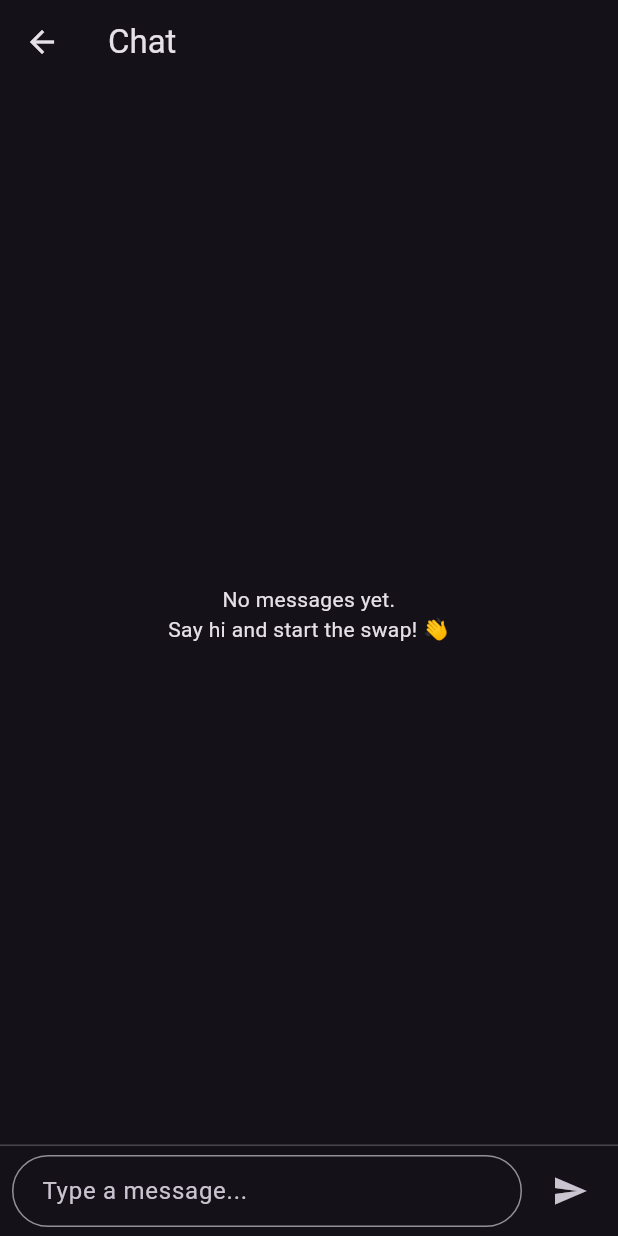
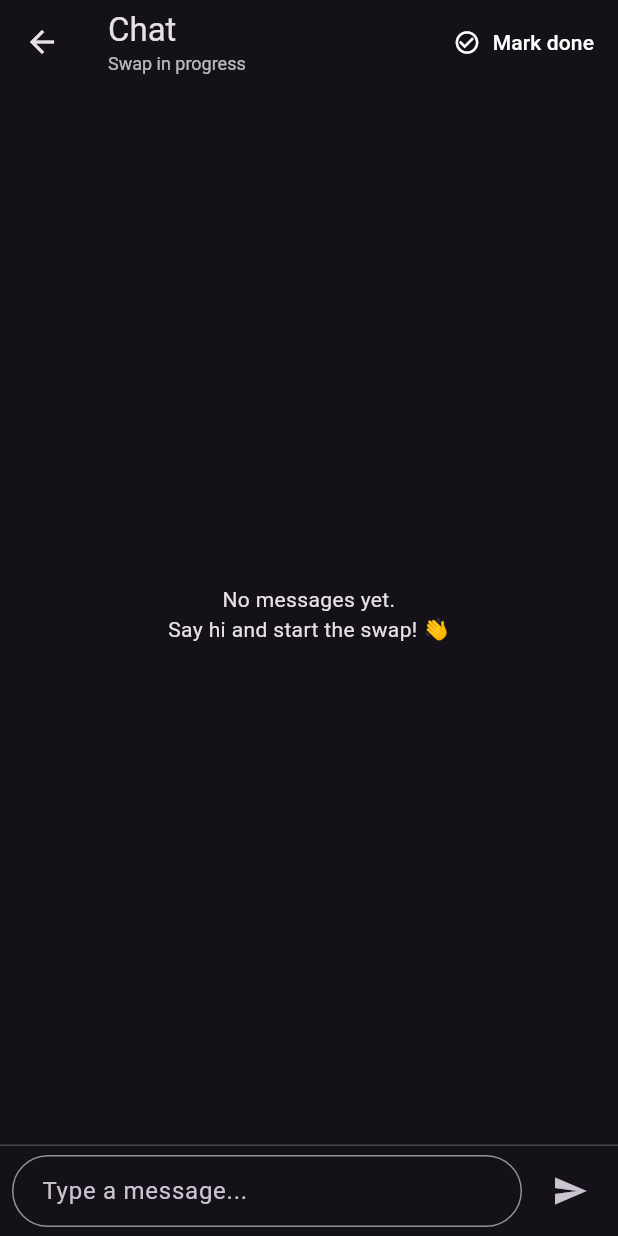
Before and after one commit to muhammedp07/gr07-skillswap-fall-2025, a Flutter app: the ChatScreen screen opened directly with empty values, on a phone screen of 412 x 824 dp. Run offline on Flutter 3.47's test engine with Material 3 defaults, Android fonts, the phone set to English and light mode, and no system bars; our stand-ins replace cloud_firestore, firebase_auth, firebase_core, firebase_storage, image_picker; accounts and stored records are empty; network calls fail.

Commit message:
Add swap status header and 'Mark done' action in chat

```diff
--- a/lib/screens/chat/chat_screen.dart
+++ b/lib/screens/chat/chat_screen.dart
@@ -26,7 +26,7 @@ class _ChatScreenState extends State<ChatScreen> {
   String get _currentUserId {
     final user = FirebaseAuth.instance.currentUser;
     // Fallback to dummy id if somehow not logged in
-    return user?.uid ?? chat_models.dummyCurrentUserId; // 👈 updated
+    return user?.uid ?? chat_models.dummyCurrentUserId;
   }
 
   @override
@@ -49,15 +49,59 @@ class _ChatScreenState extends State<ChatScreen> {
     );
   }
 
+  Future<void> _markSwapCompleted() async {
+    await ChatService.instance.updateSwapStatus(
+      chatId: widget.chatId,
+      status: chat_models.SwapStatus.completed,
+      markedByUserId: _currentUserId,
+    );
+
+    if (!mounted) return;
+    ScaffoldMessenger.of(
+      context,
+    ).showSnackBar(const SnackBar(content: Text('Swap marked as completed')));
+  }
+
   @override
   Widget build(BuildContext context) {
+    return StreamBuilder<chat_models.Chat?>(
+      stream: ChatService.instance.watchChat(widget.chatId),
+      builder: (context, chatSnap) {
+        final chat = chatSnap.data;
+        final swapStatus = chat?.swapStatus ?? chat_models.SwapStatus.open;
+        final isCompleted = swapStatus == chat_models.SwapStatus.completed;
+
         return Scaffold(
-      appBar: AppBar(title: const Text('Chat')),
+          appBar: AppBar(
+            title: Column(
+              crossAxisAlignment: CrossAxisAlignment.start,
+              children: [
+                const Text('Chat'),
+                Text(
+                  isCompleted ? 'Swap completed' : 'Swap in progress',
+                  style: const TextStyle(fontSize: 12, color: Colors.white70),
+                ),
+              ],
+            ),
+            actions: [
+              if (!isCompleted)
+                TextButton.icon(
+                  onPressed: _markSwapCompleted,
+                  icon: const Icon(
+                    Icons.check_circle_outline,
+                    color: Colors.white,
+                  ),
+                  label: const Text(
+                    'Mark done',
+                    style: TextStyle(color: Colors.white),
+                  ),
+                ),
+            ],
+          ),
           body: Column(
             children: [
               Expanded(
                 child: StreamBuilder<List<chat_models.ChatMessage>>(
-              // 👈 typed
                   stream: ChatService.instance.watchMessages(widget.chatId),
                   builder: (context, snapshot) {
                     // When messages arrive, mark the latest incoming one as read
@@ -86,7 +130,7 @@ class _ChatScreenState extends State<ChatScreen> {
                       // no Firestore messages yet -> fall back to dummy (preview only)
                       messages =
                           chat_models.dummyMessagesByChatId[widget.chatId] ??
-                      []; // 👈 updated
+                          [];
                     }
 
                     if (messages.isEmpty) {
@@ -139,7 +183,10 @@ class _ChatScreenState extends State<ChatScreen> {
               SafeArea(
                 top: false,
                 child: Container(
-              padding: const EdgeInsets.symmetric(horizontal: 8, vertical: 6),
+                  padding: const EdgeInsets.symmetric(
+                    horizontal: 8,
+                    vertical: 6,
+                  ),
                   child: Row(
                     children: [
                       Expanded(
@@ -150,7 +197,9 @@ class _ChatScreenState extends State<ChatScreen> {
                           decoration: const InputDecoration(
                             hintText: 'Type a message...',
                             border: OutlineInputBorder(
-                          borderRadius: BorderRadius.all(Radius.circular(24)),
+                              borderRadius: BorderRadius.all(
+                                Radius.circular(24),
+                              ),
                             ),
                             contentPadding: EdgeInsets.symmetric(
                               horizontal: 16,
@@ -171,5 +220,7 @@ class _ChatScreenState extends State<ChatScreen> {
             ],
           ),
         );
+      },
+    );
   }
 }
```
Also changed, not shown: lib/services/chat_service.dart (+10 -0 lines). Lines whose indentation alone changed are shown as unchanged.
